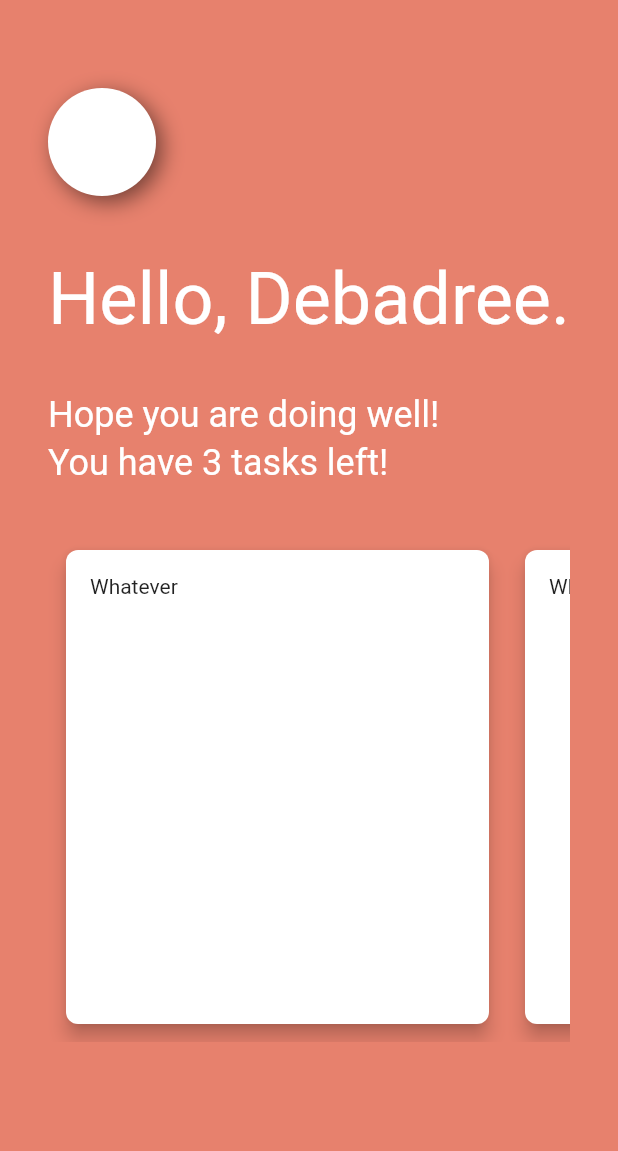
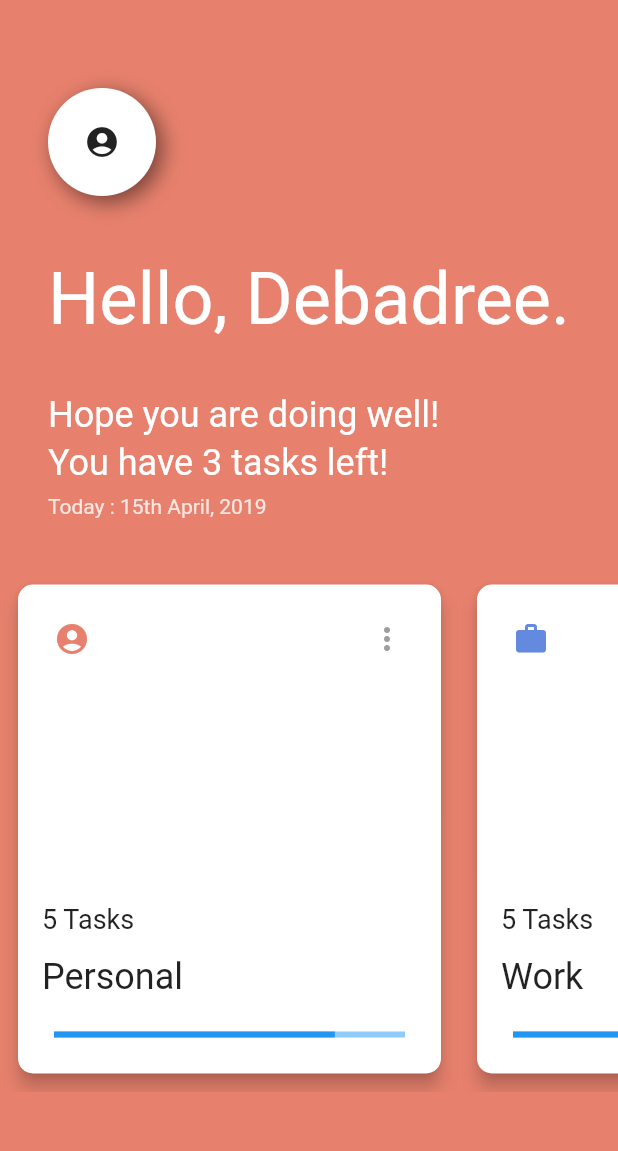
Before and after one commit to debadree25/todo_app_flutter, a Flutter app: the screen it shows after launch, on a phone screen of 412 x 824 dp, the part 56-1207 px from its top. Run offline on Flutter 3.47's test engine with Material 2 defaults, Android fonts, the phone set to English and light mode, and no system bars.

Commit message:
Advanced the UI design, Added animations

```diff
--- a/lib/main.dart
+++ b/lib/main.dart
@@ -1,4 +1,7 @@
 import 'package:flutter/material.dart';
+import 'personal.dart';
+import 'home.dart';
+import 'work.dart';
 
 void main() => runApp(MyApp());
 
@@ -24,29 +27,70 @@ class MyHomePage extends StatefulWidget {
   _MyHomePageState createState() => _MyHomePageState();
 }
 
-class _MyHomePageState extends State<MyHomePage> {
+class _MyHomePageState extends State<MyHomePage> with TickerProviderStateMixin {
   final appColors = [
     Color.fromRGBO(231, 129, 109, 1.0),
     Color.fromRGBO(99, 138, 223, 1.0),
     Color.fromRGBO(111, 194, 173, 1.0)
   ];
-  var currentInd = 0;
+  Color currentCol = Color.fromRGBO(231, 129, 109, 1.0);
   var cardIndex = 0;
   ScrollController scrollController;
+  AnimationController animationController;
+  CurvedAnimation curve;
+  ColorTween colorTween;
   @override
   void initState() {
     super.initState();
     scrollController = new ScrollController();
   }
 
+  Widget _taskList(position) {
+    return GestureDetector(
+        child: TaskCategoryCard(
+          model: TaskCategoryModel(position),
+        ),
+        onHorizontalDragEnd: (details) {
+          animationController = new AnimationController(
+              vsync: this, duration: Duration(milliseconds: 250));
+          curve = CurvedAnimation(
+              parent: animationController, curve: Curves.fastOutSlowIn);
+          animationController.addListener(() {
+            setState(() {
+              currentCol = colorTween.evaluate(curve);
+            });
+          });
+          if (details.velocity.pixelsPerSecond.dx > 0) {
+            if (cardIndex > 0) {
+              cardIndex--;
+            }
+            colorTween =
+                ColorTween(begin: currentCol, end: appColors[cardIndex]);
+          } else {
+            if (cardIndex < 2) {
+              cardIndex++;
+              colorTween =
+                  ColorTween(begin: currentCol, end: appColors[cardIndex]);
+            }
+          }
+          setState(() {
+            scrollController.animateTo(cardIndex * 266.0,
+                duration: Duration(milliseconds: 250),
+                curve: Curves.fastOutSlowIn);
+            colorTween.animate(curve);
+            animationController.forward();
+          });
+        });
+  }
+
   @override
   Widget build(BuildContext context) {
     return Scaffold(
-      backgroundColor: appColors[currentInd],
+      backgroundColor: currentCol,
       appBar: new AppBar(
         title: new Text("TODO", style: TextStyle(fontSize: 16)),
-        backgroundColor: appColors[currentInd],
         centerTitle: true,
+        backgroundColor: currentCol,
         actions: <Widget>[
           Padding(
             padding: EdgeInsets.only(right: 16),
@@ -56,7 +100,8 @@ class _MyHomePageState extends State<MyHomePage> {
         elevation: 0,
       ),
       drawer: Drawer(),
-      body: Column(
+      body: Container(
+        child: Column(
           crossAxisAlignment: CrossAxisAlignment.start,
           children: <Widget>[
             Row(),
@@ -88,23 +133,31 @@ class _MyHomePageState extends State<MyHomePage> {
                       child: Text('You have 3 tasks left!',
                           style: TextStyle(fontSize: 24, color: Colors.white)),
                     ),
-                  Padding(padding: EdgeInsets.only(top: 32)),
+                    Padding(
+                      padding: EdgeInsets.only(top: 7),
+                      child: Text("Today : 15th April, 2019",
+                          style:
+                              TextStyle(color: Colors.white.withOpacity(0.8))),
+                    ),
+                  ],
+                ))),
+            Column(children: [
               Container(
-                      height: 340,
+                  height: 350,
                   child: ListView(
                     controller: scrollController,
                     shrinkWrap: true,
                     scrollDirection: Axis.horizontal,
                     physics: NeverScrollableScrollPhysics(),
                     children: <Widget>[
-                          TaskCategoryCard(),
-                          TaskCategoryCard(),
-                          TaskCategoryCard()
+                      _taskList(0),
+                      _taskList(1),
+                      _taskList(2)
                     ],
                   ))
+            ])
           ],
-              ))),
-        ],
+        ),
       ),
     );
   }
@@ -123,24 +176,114 @@ class ProfileImage extends StatelessWidget {
                 color: Colors.black.withOpacity(0.5),
                 blurRadius: 12,
                 offset: Offset(4, 4))
-            ]));
+          ]),
+      child: Icon(Icons.account_circle),
+    );
+  }
+}
+
+class TaskCategoryModel {
+  String type;
+  StatefulWidget route;
+  Icon icon;
+  Color color;
+  TaskCategoryModel(int num) {
+    if (num == 0) {
+      type = 'Personal';
+      route = PersonalPage();
+      color = Color.fromRGBO(231, 129, 109, 1.0);
+      icon = Icon(Icons.account_circle,color: this.color,);
+    } else if (num == 1) {
+      type = 'Work';
+      route = WorkPage();
+      color = Color.fromRGBO(99, 138, 223, 1.0);
+      icon = Icon(Icons.work,color: this.color,);
+    } else {
+      type = 'Home';
+      route = HomePage();
+      color = Color.fromRGBO(111, 194, 173, 1.0);
+      icon = Icon(Icons.home,color: this.color,);
+    }
+    //print(type);
   }
 }
 
 class TaskCategoryCard extends StatelessWidget {
+  final TaskCategoryModel model;
+  TaskCategoryCard({this.model});
   @override
   Widget build(BuildContext context) {
-    return Padding(
+    return GestureDetector(
+      child: Padding(
         padding: EdgeInsets.all(8),
         child: Card(
           shape: RoundedRectangleBorder(
-            borderRadius: BorderRadius.circular(8),
+            borderRadius: BorderRadius.circular(10),
           ),
           elevation: 5,
           child: Padding(
             padding: EdgeInsets.all(16),
-            child: Container(width: 250, child: Text('Whatever')),
+            child: Hero(
+              tag: model.type,
+              child: Container(
+                  width: 250,
+                  decoration: BoxDecoration(color: Colors.white),
+                  child: Column(
+                      crossAxisAlignment: CrossAxisAlignment.start,
+                      mainAxisAlignment: MainAxisAlignment.spaceBetween,
+                      children: <Widget>[
+                        Padding(
+                          padding: const EdgeInsets.all(8.0),
+                          child: Row(
+                            mainAxisAlignment: MainAxisAlignment.spaceBetween,
+                            children: <Widget>[
+                              model.icon,
+                              Icon(
+                                Icons.more_vert,
+                                color: Colors.grey,
                               ),
-        ));
+                            ],
+                          ),
+                        ),
+                        Padding(padding: EdgeInsets.all(64)),
+                        Material(
+                          color: Colors.transparent,
+                            child: Text('5 Tasks ',
+                                style: TextStyle(fontSize: 18))),
+                        Material(
+                          color: Colors.transparent,
+                            child: Text(
+                          model.type,
+                          style: TextStyle(fontSize: 24),
+                        )),
+                        Padding(
+                            padding: EdgeInsets.all(8),
+                            child: LinearProgressIndicator(
+                              value: 0.8,
+                            ))
+                      ])),
+            ),
+          ),
+        ),
+      ),
+      onVerticalDragUpdate: (details) {
+        Navigator.of(context)
+            .push(RouteTransition(builder: (context) => model.route));
+      },
+    );
   }
 }
+
+class RouteTransition extends MaterialPageRoute {
+  RouteTransition({
+    WidgetBuilder builder,
+    RouteSettings settings,
+    bool maintainState = true,
+    bool fullscreenDialog = false,
+  }) : super(
+            builder: builder,
+            settings: settings,
+            fullscreenDialog: fullscreenDialog);
+  @override
+  Duration get transitionDuration => const Duration(milliseconds: 500);
+}
```
Also changed, not shown: lib/home.dart (added, +61 -0 lines), lib/personal.dart (added, +62 -0 lines), lib/work.dart (added, +61 -0 lines). Lines whose indentation alone changed are shown as unchanged.
